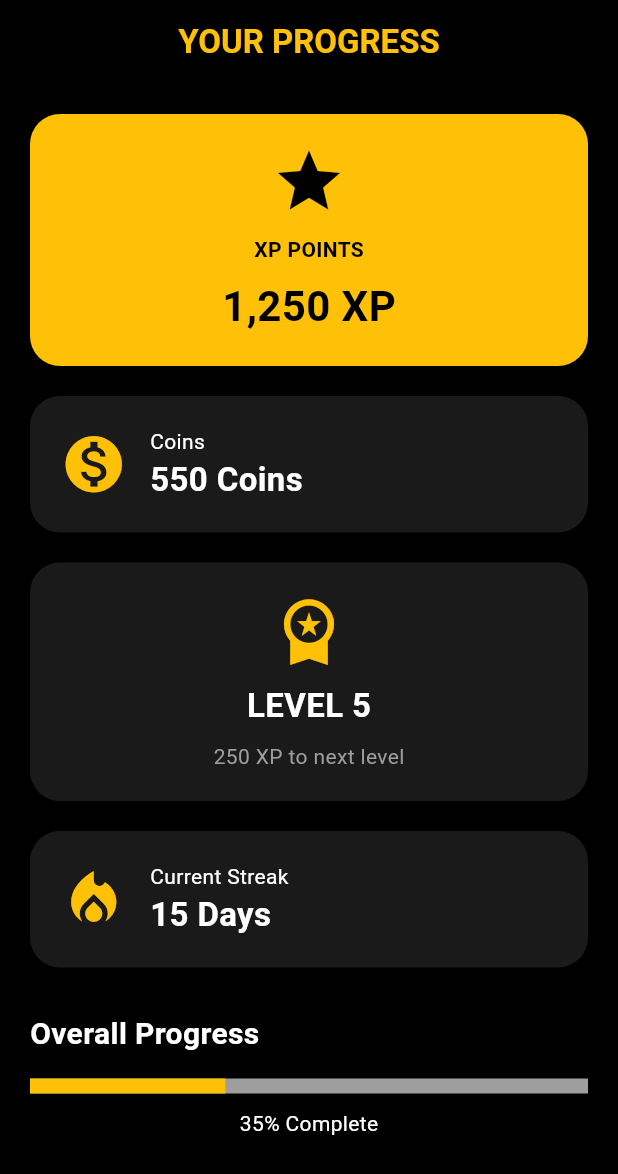
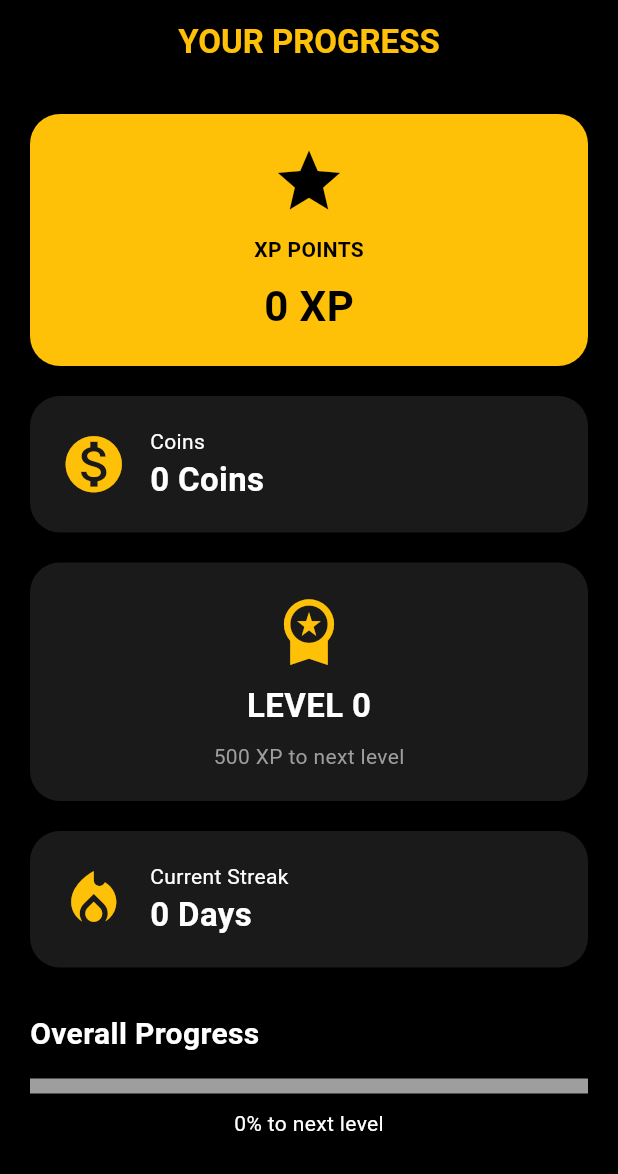
Before and after one commit to sadiqmahammad13-bit/big-dream-app, a Flutter app: the ProgressScreen screen opened directly, on a phone screen of 412 x 824 dp. Shown: the top 1174 px of the screen. Run offline on Flutter 3.47's test engine with Material 3 defaults, Android fonts, the phone set to English and light mode, and no system bars; our stand-ins replace cloud_firestore, firebase_auth, firebase_core; accounts and stored records are empty.

Commit message:
Refactor ProgressScreen to use Firebase user data
Refactor ProgressScreen to display user data from Firebase. Added user authentication check and updated UI to show XP points, coins, level, and current streak dynamically.

```diff
--- a/lib/screens/progress_screen.dart
+++ b/lib/screens/progress_screen.dart
@@ -1,10 +1,14 @@
 import 'package:flutter/material.dart';
+import 'package:firebase_auth/firebase_auth.dart';
+import 'package:cloud_firestore/cloud_firestore.dart';
 
 class ProgressScreen extends StatelessWidget {
   const ProgressScreen({super.key});
 
   @override
   Widget build(BuildContext context) {
+    final user = FirebaseAuth.instance.currentUser;
+
     return Scaffold(
       backgroundColor: Colors.black,
       appBar: AppBar(
@@ -18,7 +22,35 @@ class ProgressScreen extends StatelessWidget {
         ),
         centerTitle: true,
       ),
-      body: SingleChildScrollView(
+      body: user == null
+          ? const Center(
+              child: Text(
+                "Not logged in.",
+                style: TextStyle(color: Colors.white),
+              ),
+            )
+          : StreamBuilder<DocumentSnapshot>(
+              stream: FirebaseFirestore.instance
+                  .collection('users')
+                  .doc(user.uid)
+                  .snapshots(),
+              builder: (context, snapshot) {
+                if (!snapshot.hasData) {
+                  return const Center(
+                    child: CircularProgressIndicator(color: Colors.amber),
+                  );
+                }
+
+                final data = snapshot.data!.data() as Map<String, dynamic>?;
+                final xp = data?['xp'] ?? 0;
+                final coins = data?['coins'] ?? 0;
+                final level = data?['level'] ?? 1;
+                final streak = data?['streak'] ?? 0;
+                final xpForNextLevel = level * 500;
+                final xpProgress =
+                    xpForNextLevel > 0 ? (xp % 500) / 500 : 0.0;
+
+                return SingleChildScrollView(
                   padding: const EdgeInsets.all(20),
                   child: Column(
                     children: [
@@ -29,25 +61,25 @@ class ProgressScreen extends StatelessWidget {
                           color: Colors.amber,
                           borderRadius: BorderRadius.circular(20),
                         ),
-              child: const Column(
+                        child: Column(
                           children: [
-                  Icon(
+                            const Icon(
                               Icons.star,
                               color: Colors.black,
                               size: 50,
                             ),
-                  SizedBox(height: 10),
-                  Text(
+                            const SizedBox(height: 10),
+                            const Text(
                               "XP POINTS",
                               style: TextStyle(
                                 color: Colors.black,
                                 fontWeight: FontWeight.bold,
                               ),
                             ),
-                  SizedBox(height: 8),
+                            const SizedBox(height: 8),
                             Text(
-                    "1,250 XP",
-                    style: TextStyle(
+                              "$xp XP",
+                              style: const TextStyle(
                                 color: Colors.black,
                                 fontSize: 28,
                                 fontWeight: FontWeight.bold,
@@ -64,26 +96,24 @@ class ProgressScreen extends StatelessWidget {
                           color: Colors.white10,
                           borderRadius: BorderRadius.circular(20),
                         ),
-              child: const Row(
+                        child: Row(
                           children: [
-                  Icon(
+                            const Icon(
                               Icons.monetization_on,
                               color: Colors.amber,
                               size: 45,
                             ),
-                  SizedBox(width: 15),
+                            const SizedBox(width: 15),
                             Column(
                               crossAxisAlignment: CrossAxisAlignment.start,
                               children: [
-                      Text(
+                                const Text(
                                   "Coins",
-                        style: TextStyle(
-                          color: Colors.white,
-                        ),
+                                  style: TextStyle(color: Colors.white),
                                 ),
                                 Text(
-                        "550 Coins",
-                        style: TextStyle(
+                                  "$coins Coins",
+                                  style: const TextStyle(
                                     color: Colors.white,
                                     fontSize: 22,
                                     fontWeight: FontWeight.bold,
@@ -102,26 +132,26 @@ class ProgressScreen extends StatelessWidget {
                           color: Colors.white10,
                           borderRadius: BorderRadius.circular(20),
                         ),
-              child: const Column(
+                        child: Column(
                           children: [
-                  Icon(
+                            const Icon(
                               Icons.workspace_premium,
                               color: Colors.amber,
                               size: 50,
                             ),
-                  SizedBox(height: 10),
+                            const SizedBox(height: 10),
                             Text(
-                    "LEVEL 5",
-                    style: TextStyle(
+                              "LEVEL $level",
+                              style: const TextStyle(
                                 color: Colors.white,
                                 fontSize: 22,
                                 fontWeight: FontWeight.bold,
                               ),
                             ),
-                  SizedBox(height: 8),
+                            const SizedBox(height: 8),
                             Text(
-                    "250 XP to next level",
-                    style: TextStyle(
+                              "${500 - (xp % 500)} XP to next level",
+                              style: const TextStyle(
                                 color: Colors.grey,
                               ),
                             ),
@@ -136,26 +166,24 @@ class ProgressScreen extends StatelessWidget {
                           color: Colors.white10,
                           borderRadius: BorderRadius.circular(20),
                         ),
-              child: const Row(
+                        child: Row(
                           children: [
-                  Icon(
+                            const Icon(
                               Icons.local_fire_department,
                               color: Colors.amber,
                               size: 45,
                             ),
-                  SizedBox(width: 15),
+                            const SizedBox(width: 15),
                             Column(
                               crossAxisAlignment: CrossAxisAlignment.start,
                               children: [
-                      Text(
+                                const Text(
                                   "Current Streak",
-                        style: TextStyle(
-                          color: Colors.white,
-                        ),
+                                  style: TextStyle(color: Colors.white),
                                 ),
                                 Text(
-                        "15 Days",
-                        style: TextStyle(
+                                  "$streak Days",
+                                  style: const TextStyle(
                                     color: Colors.white,
                                     fontSize: 22,
                                     fontWeight: FontWeight.bold,
@@ -179,20 +207,22 @@ class ProgressScreen extends StatelessWidget {
                         ),
                       ),
                       const SizedBox(height: 15),
-            const LinearProgressIndicator(
-              value: 0.35,
+                      LinearProgressIndicator(
+                        value: xpProgress.toDouble(),
                         color: Colors.amber,
                         backgroundColor: Colors.grey,
                         minHeight: 10,
                       ),
                       const SizedBox(height: 10),
-            const Text(
-              "35% Complete",
-              style: TextStyle(color: Colors.white),
+                      Text(
+                        "${(xpProgress * 100).toStringAsFixed(0)}% to next level",
+                        style: const TextStyle(color: Colors.white),
                       ),
                       const SizedBox(height: 20),
                     ],
                   ),
+                );
+              },
             ),
     );
   }
```
Lines whose indentation alone changed are shown as unchanged.
